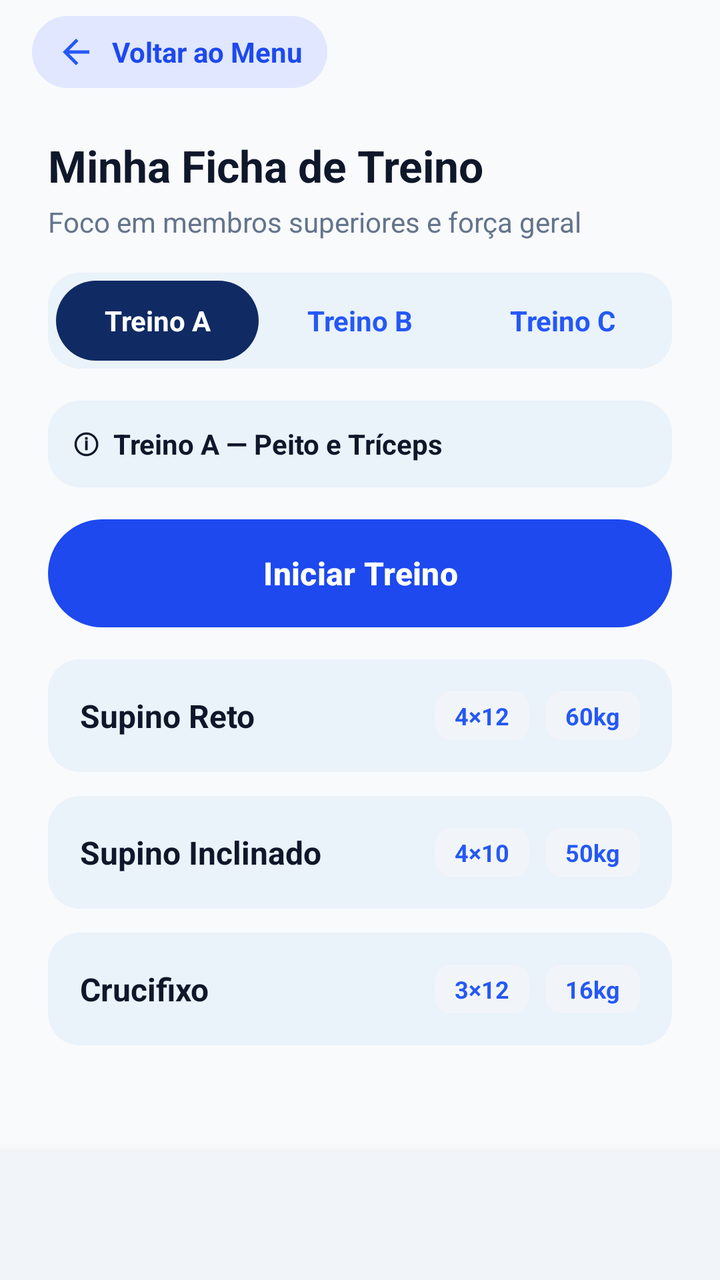
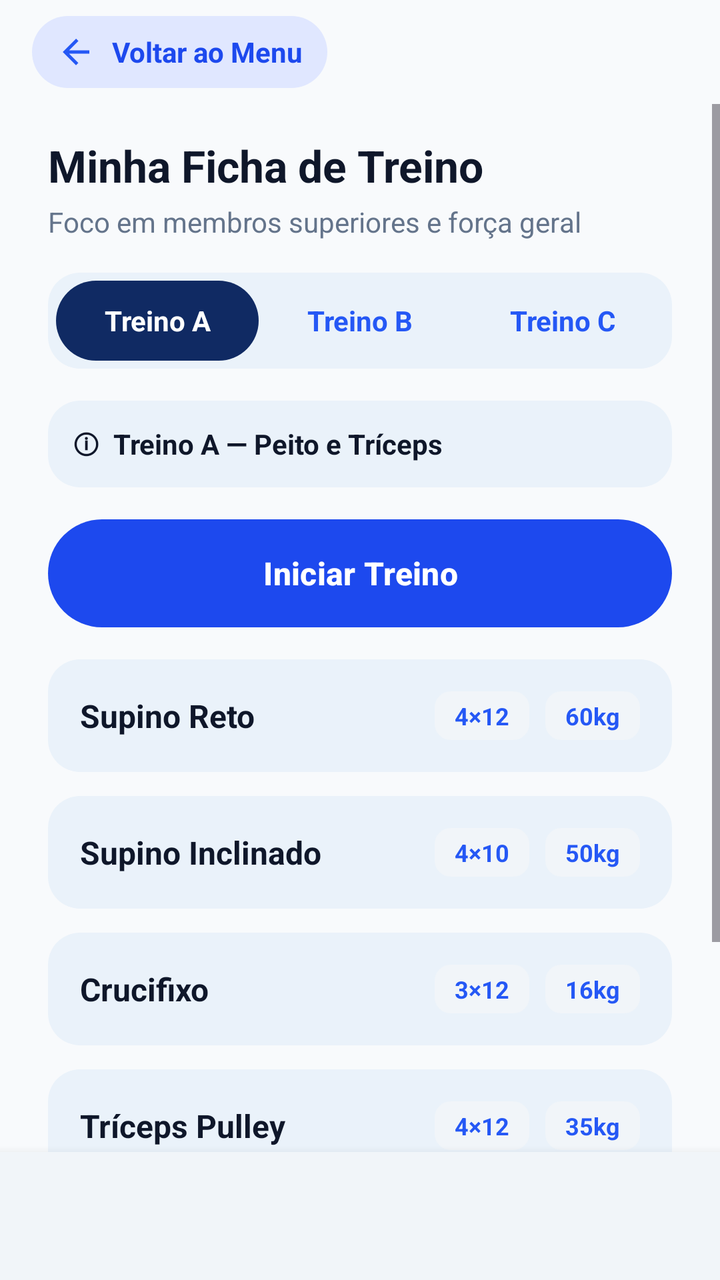

Screens rendered from an Android XML layout before and after an edit, with the pre-edit source and the edit as a unified diff.
<!-- AndroidManifest.xml: application theme Theme.AcademiaUniforTelas1 -->
<!-- res/layout/activity_treino.xml -->
<?xml version="1.0" encoding="utf-8"?>
<LinearLayout xmlns:android="http://schemas.android.com/apk/res/android"
    android:layout_width="match_parent"
    android:layout_height="match_parent"
    android:background="#F8FAFC"
    android:orientation="vertical">
    <include layout="@layout/include_top_bar" />
    <ScrollView android:layout_width="match_parent" android:layout_height="0dp" android:layout_weight="1" android:fillViewport="true">
        <LinearLayout android:layout_width="match_parent" android:layout_height="wrap_content" android:orientation="vertical" android:paddingHorizontal="24dp" android:paddingVertical="16dp">
            <TextView android:layout_width="match_parent" android:layout_height="wrap_content" android:text="Minha Ficha de Treino" android:textColor="#0F172A" android:textSize="22sp" android:textStyle="bold" />
            <TextView android:layout_width="match_parent" android:layout_height="wrap_content" android:layout_marginTop="4dp" android:text="Foco em membros superiores e força geral" android:textColor="#64748B" android:textSize="14sp" />

            <LinearLayout android:layout_width="match_parent" android:layout_height="48dp" android:layout_marginTop="16dp" android:background="@drawable/bg_card_blue" android:gravity="center_vertical" android:orientation="horizontal" android:padding="4dp">
                <TextView android:layout_width="0dp" android:layout_height="match_parent" android:layout_weight="1" android:background="@drawable/bg_pill_blue" android:gravity="center" android:text="Treino A" android:textColor="#FFFFFF" android:textSize="14sp" android:textStyle="bold" />
                <TextView android:layout_width="0dp" android:layout_height="match_parent" android:layout_weight="1" android:gravity="center" android:text="Treino B" android:textColor="#2558F5" android:textSize="14sp" android:textStyle="bold" />
                <TextView android:layout_width="0dp" android:layout_height="match_parent" android:layout_weight="1" android:gravity="center" android:text="Treino C" android:textColor="#2558F5" android:textSize="14sp" android:textStyle="bold" />
            </LinearLayout>

            <LinearLayout android:layout_width="match_parent" android:layout_height="wrap_content" android:layout_marginTop="16dp" android:background="@drawable/bg_card_blue" android:gravity="center_vertical" android:orientation="horizontal" android:padding="12dp">
                <TextView android:layout_width="wrap_content" android:layout_height="wrap_content" android:text="ⓘ  Treino A — Peito e Tríceps" android:textColor="#0F172A" android:textSize="14sp" android:textStyle="bold" />
            </LinearLayout>

            
            <Button
                android:id="@+id/btnIniciarTreino"
                android:layout_width="match_parent"
                android:layout_height="54dp"
                android:layout_marginTop="16dp"
                android:background="@drawable/bg_rounded_button"
                android:text="Iniciar Treino"
                android:textColor="#FFFFFF"
                android:textSize="16sp"
                android:textStyle="bold"
                android:textAllCaps="false" />

            
            <LinearLayout android:layout_width="match_parent" android:layout_height="wrap_content" android:layout_marginTop="16dp" android:background="@drawable/bg_card_blue" android:orientation="horizontal" android:gravity="center_vertical" android:padding="16dp">
                <TextView android:layout_width="0dp" android:layout_height="wrap_content" android:layout_weight="1" android:text="Supino Reto" android:textColor="#0F172A" android:textSize="16sp" android:textStyle="bold" />
                <TextView android:layout_width="wrap_content" android:layout_height="wrap_content" android:background="@drawable/bg_badge" android:paddingHorizontal="10dp" android:paddingVertical="4dp" android:text="4×12" android:textColor="#2558F5" android:textSize="12sp" android:textStyle="bold" />
                <TextView android:layout_width="wrap_content" android:layout_height="wrap_content" android:layout_marginStart="8dp" android:background="@drawable/bg_badge" android:paddingHorizontal="10dp" android:paddingVertical="4dp" android:text="60kg" android:textColor="#2558F5" android:textSize="12sp" android:textStyle="bold" />
            </LinearLayout>
            
            <LinearLayout android:layout_width="match_parent" android:layout_height="wrap_content" android:layout_marginTop="12dp" android:background="@drawable/bg_card_blue" android:orientation="horizontal" android:gravity="center_vertical" android:padding="16dp">
                <TextView android:layout_width="0dp" android:layout_height="wrap_content" android:layout_weight="1" android:text="Supino Inclinado" android:textColor="#0F172A" android:textSize="16sp" android:textStyle="bold" />
                <TextView android:layout_width="wrap_content" android:layout_height="wrap_content" android:background="@drawable/bg_badge" android:paddingHorizontal="10dp" android:paddingVertical="4dp" android:text="4×10" android:textColor="#2558F5" android:textSize="12sp" android:textStyle="bold" />
                <TextView android:layout_width="wrap_content" android:layout_height="wrap_content" android:layout_marginStart="8dp" android:background="@drawable/bg_badge" android:paddingHorizontal="10dp" android:paddingVertical="4dp" android:text="50kg" android:textColor="#2558F5" android:textSize="12sp" android:textStyle="bold" />
            </LinearLayout>
            
            <LinearLayout android:layout_width="match_parent" android:layout_height="wrap_content" android:layout_marginTop="12dp" android:background="@drawable/bg_card_blue" android:orientation="horizontal" android:gravity="center_vertical" android:padding="16dp">
                <TextView android:layout_width="0dp" android:layout_height="wrap_content" android:layout_weight="1" android:text="Crucifixo" android:textColor="#0F172A" android:textSize="16sp" android:textStyle="bold" />
                <TextView android:layout_width="wrap_content" android:layout_height="wrap_content" android:background="@drawable/bg_badge" android:paddingHorizontal="10dp" android:paddingVertical="4dp" android:text="3×12" android:textColor="#2558F5" android:textSize="12sp" android:textStyle="bold" />
                <TextView android:layout_width="wrap_content" android:layout_height="wrap_content" android:layout_marginStart="8dp" android:background="@drawable/bg_badge" android:paddingHorizontal="10dp" android:paddingVertical="4dp" android:text="16kg" android:textColor="#2558F5" android:textSize="12sp" android:textStyle="bold" />
            </LinearLayout>

            <Space android:layout_width="match_parent" android:layout_height="24dp" />
        </LinearLayout>
    </ScrollView>
    <include layout="@layout/include_bottom_nav" />
</LinearLayout>
<!-- res/layout/include_top_bar.xml (included above) -->
<?xml version="1.0" encoding="utf-8"?>
<LinearLayout xmlns:android="http://schemas.android.com/apk/res/android"
    android:layout_width="match_parent"
    android:layout_height="wrap_content"
    android:orientation="horizontal"
    android:paddingHorizontal="16dp"
    android:paddingVertical="8dp">

    <LinearLayout
        android:id="@+id/btnVoltarMenu"
        android:layout_width="wrap_content"
        android:layout_height="wrap_content"
        android:background="@drawable/bg_top_bar_back"
        android:clickable="true"
        android:focusable="true"
        android:gravity="center_vertical"
        android:orientation="horizontal"
        android:paddingHorizontal="12dp"
        android:paddingVertical="8dp">

        <ImageView
            android:layout_width="20dp"
            android:layout_height="20dp"
            android:contentDescription="Voltar ao Menu"
            android:src="@drawable/ic_arrow_back" />

        <TextView
            android:layout_width="wrap_content"
            android:layout_height="wrap_content"
            android:layout_marginStart="8dp"
            android:text="Voltar ao Menu"
            android:textColor="@color/primary_blue"
            android:textSize="14sp"
            android:textStyle="bold" />
    </LinearLayout>

</LinearLayout>
<!-- res/layout/include_bottom_nav.xml (included above) -->
<?xml version="1.0" encoding="utf-8"?>
<LinearLayout xmlns:android="http://schemas.android.com/apk/res/android"
    android:layout_width="match_parent"
    android:layout_height="64dp"
    android:background="#F1F5F9"
    android:elevation="8dp"
    android:gravity="center_vertical"
    android:orientation="horizontal">

    
    <LinearLayout
        android:id="@+id/navHome"
        android:layout_width="0dp"
        android:layout_height="match_parent"
        android:layout_weight="1"
        android:clickable="true"
        android:focusable="true"
        android:gravity="center"
        android:orientation="vertical"/>

    
    <LinearLayout
        android:id="@+id/navTreinos"
        android:layout_width="0dp"
        android:layout_height="match_parent"
        android:layout_weight="1"
        android:clickable="true"
        android:focusable="true"
        android:gravity="center"
        android:orientation="vertical"/>

    
    <LinearLayout
        android:id="@+id/navMapa"
        android:layout_width="0dp"
        android:layout_height="match_parent"
        android:layout_weight="1"
        android:clickable="true"
        android:focusable="true"
        android:gravity="center"
        android:orientation="vertical"/>

    
    <LinearLayout
        android:id="@+id/navPerfil"
        android:layout_width="0dp"
        android:layout_height="match_parent"
        android:layout_weight="1"
        android:clickable="true"
        android:focusable="true"
        android:gravity="center"
        android:orientation="vertical"/>

</LinearLayout>
<!-- resources referenced by this layout -->
<resources>
  <color name="primary_blue">#1D49EE</color>
  <!-- drawable bg_badge (drawable) -->
  <?xml version="1.0" encoding="utf-8"?>
  <shape xmlns:android="http://schemas.android.com/apk/res/android">
      <solid android:color="#F1F5F9" />
      <corners android:radius="8dp" />
  </shape>
  <!-- drawable bg_card_blue (drawable) -->
  <?xml version="1.0" encoding="utf-8"?>
  <shape xmlns:android="http://schemas.android.com/apk/res/android">
      <solid android:color="#EAF2FA" />
      <corners android:radius="16dp" />
  </shape>
  <!-- drawable bg_pill_blue (drawable) -->
  <?xml version="1.0" encoding="utf-8"?>
  <shape xmlns:android="http://schemas.android.com/apk/res/android">
      <solid android:color="#102A63" />
      <corners android:radius="28dp" />
  </shape>
  <!-- drawable bg_rounded_button (drawable) -->
  <?xml version="1.0" encoding="utf-8"?>
  <shape xmlns:android="http://schemas.android.com/apk/res/android">
      <solid android:color="#2558F5" />
      <corners android:radius="28dp" />
  </shape>
  <!-- drawable bg_top_bar_back (drawable) -->
  <?xml version="1.0" encoding="utf-8"?>
  <shape xmlns:android="http://schemas.android.com/apk/res/android">
      <solid android:color="#E0E7FF" />
      <corners android:radius="28dp" />
  </shape>
  <!-- drawable ic_arrow_back (drawable) -->
  <vector xmlns:android="http://schemas.android.com/apk/res/android"
      android:width="24dp"
      android:height="24dp"
      android:viewportWidth="24"
      android:viewportHeight="24">
      <path
          android:fillColor="#2558F5"
          android:pathData="M20,11H7.83l5.59,-5.59L12,4l-8,8l8,8l1.41,-1.41L7.83,13H20v-2z" />
  </vector>
  <style name="Theme.AcademiaUniforTelas1" parent="Base.Theme.AcademiaUniforTelas1" />
  <style name="Base.Theme.AcademiaUniforTelas1" parent="Theme.Material3.DayNight.NoActionBar">
          <item name="colorPrimary">@color/primary_blue</item>
          <item name="colorAccent">@color/primary_blue</item>
          <item name="materialButtonStyle">@style/Widget.Material3.Button</item>
      </style>
</resources>

<!-- the commit's change to res/layout/activity_treino.xml (unified diff, before → after) -->
@@ -1,23 +1,100 @@
 <?xml version="1.0" encoding="utf-8"?>
 <LinearLayout xmlns:android="http://schemas.android.com/apk/res/android"
+    android:id="@+id/main"
     android:layout_width="match_parent"
     android:layout_height="match_parent"
+    android:fitsSystemWindows="true"
     android:background="#F8FAFC"
     android:orientation="vertical">
+
     <include layout="@layout/include_top_bar" />
-    <ScrollView android:layout_width="match_parent" android:layout_height="0dp" android:layout_weight="1" android:fillViewport="true">
-        <LinearLayout android:layout_width="match_parent" android:layout_height="wrap_content" android:orientation="vertical" android:paddingHorizontal="24dp" android:paddingVertical="16dp">
-            <TextView android:layout_width="match_parent" android:layout_height="wrap_content" android:text="Minha Ficha de Treino" android:textColor="#0F172A" android:textSize="22sp" android:textStyle="bold" />
-            <TextView android:layout_width="match_parent" android:layout_height="wrap_content" android:layout_marginTop="4dp" android:text="Foco em membros superiores e força geral" android:textColor="#64748B" android:textSize="14sp" />
-
-            <LinearLayout android:layout_width="match_parent" android:layout_height="48dp" android:layout_marginTop="16dp" android:background="@drawable/bg_card_blue" android:gravity="center_vertical" android:orientation="horizontal" android:padding="4dp">
-                <TextView android:layout_width="0dp" android:layout_height="match_parent" android:layout_weight="1" android:background="@drawable/bg_pill_blue" android:gravity="center" android:text="Treino A" android:textColor="#FFFFFF" android:textSize="14sp" android:textStyle="bold" />
-                <TextView android:layout_width="0dp" android:layout_height="match_parent" android:layout_weight="1" android:gravity="center" android:text="Treino B" android:textColor="#2558F5" android:textSize="14sp" android:textStyle="bold" />
-                <TextView android:layout_width="0dp" android:layout_height="match_parent" android:layout_weight="1" android:gravity="center" android:text="Treino C" android:textColor="#2558F5" android:textSize="14sp" android:textStyle="bold" />
-            </LinearLayout>
-
-            <LinearLayout android:layout_width="match_parent" android:layout_height="wrap_content" android:layout_marginTop="16dp" android:background="@drawable/bg_card_blue" android:gravity="center_vertical" android:orientation="horizontal" android:padding="12dp">
-                <TextView android:layout_width="wrap_content" android:layout_height="wrap_content" android:text="ⓘ  Treino A — Peito e Tríceps" android:textColor="#0F172A" android:textSize="14sp" android:textStyle="bold" />
+
+    <ScrollView
+        android:layout_width="match_parent"
+        android:layout_height="0dp"
+        android:layout_weight="1"
+        android:fillViewport="true">
+
+        <LinearLayout
+            android:layout_width="match_parent"
+            android:layout_height="wrap_content"
+            android:orientation="vertical"
+            android:paddingHorizontal="24dp"
+            android:paddingVertical="16dp">
+
+            <TextView
+                android:layout_width="match_parent"
+                android:layout_height="wrap_content"
+                android:text="Minha Ficha de Treino"
+                android:textColor="#0F172A"
+                android:textSize="22sp"
+                android:textStyle="bold" />
+
+            <TextView
+                android:layout_width="match_parent"
+                android:layout_height="wrap_content"
+                android:layout_marginTop="4dp"
+                android:text="Foco em membros superiores e força geral"
+                android:textColor="#64748B"
+                android:textSize="14sp" />
+
+            <LinearLayout
+                android:layout_width="match_parent"
+                android:layout_height="48dp"
+                android:layout_marginTop="16dp"
+                android:background="@drawable/bg_card_blue"
+                android:gravity="center_vertical"
+                android:orientation="horizontal"
+                android:padding="4dp">
+
+                <TextView
+                    android:layout_width="0dp"
+                    android:layout_height="match_parent"
+                    android:layout_weight="1"
+                    android:background="@drawable/bg_pill_blue"
+                    android:gravity="center"
+                    android:text="Treino A"
+                    android:textColor="#FFFFFF"
+                    android:textSize="14sp"
+                    android:textStyle="bold" />
+
+                <TextView
+                    android:layout_width="0dp"
+                    android:layout_height="match_parent"
+                    android:layout_weight="1"
+                    android:gravity="center"
+                    android:text="Treino B"
+                    android:textColor="#2558F5"
+                    android:textSize="14sp"
+                    android:textStyle="bold" />
+
+                <TextView
+                    android:layout_width="0dp"
+                    android:layout_height="match_parent"
+                    android:layout_weight="1"
+                    android:gravity="center"
+                    android:text="Treino C"
+                    android:textColor="#2558F5"
+                    android:textSize="14sp"
+                    android:textStyle="bold" />
+            </LinearLayout>
+
+            <LinearLayout
+                android:layout_width="match_parent"
+                android:layout_height="wrap_content"
+                android:layout_marginTop="16dp"
+                android:background="@drawable/bg_card_blue"
+                android:gravity="center_vertical"
+                android:orientation="horizontal"
+                android:padding="12dp">
+
+                <TextView
+                    android:layout_width="wrap_content"
+                    android:layout_height="wrap_content"
+                    android:text="ⓘ  Treino A — Peito e Tríceps"
+                    android:textColor="#0F172A"
+                    android:textSize="14sp"
+                    android:textStyle="bold" />
             </LinearLayout>
 
             
@@ -28,33 +105,232 @@
                 android:layout_marginTop="16dp"
                 android:background="@drawable/bg_rounded_button"
                 android:text="Iniciar Treino"
+                android:textAllCaps="false"
                 android:textColor="#FFFFFF"
                 android:textSize="16sp"
-                android:textStyle="bold"
-                android:textAllCaps="false" />
-
-            
-            <LinearLayout android:layout_width="match_parent" android:layout_height="wrap_content" android:layout_marginTop="16dp" android:background="@drawable/bg_card_blue" android:orientation="horizontal" android:gravity="center_vertical" android:padding="16dp">
-                <TextView android:layout_width="0dp" android:layout_height="wrap_content" android:layout_weight="1" android:text="Supino Reto" android:textColor="#0F172A" android:textSize="16sp" android:textStyle="bold" />
-                <TextView android:layout_width="wrap_content" android:layout_height="wrap_content" android:background="@drawable/bg_badge" android:paddingHorizontal="10dp" android:paddingVertical="4dp" android:text="4×12" android:textColor="#2558F5" android:textSize="12sp" android:textStyle="bold" />
-                <TextView android:layout_width="wrap_content" android:layout_height="wrap_content" android:layout_marginStart="8dp" android:background="@drawable/bg_badge" android:paddingHorizontal="10dp" android:paddingVertical="4dp" android:text="60kg" android:textColor="#2558F5" android:textSize="12sp" android:textStyle="bold" />
-            </LinearLayout>
-            
-            <LinearLayout android:layout_width="match_parent" android:layout_height="wrap_content" android:layout_marginTop="12dp" android:background="@drawable/bg_card_blue" android:orientation="horizontal" android:gravity="center_vertical" android:padding="16dp">
-                <TextView android:layout_width="0dp" android:layout_height="wrap_content" android:layout_weight="1" android:text="Supino Inclinado" android:textColor="#0F172A" android:textSize="16sp" android:textStyle="bold" />
-                <TextView android:layout_width="wrap_content" android:layout_height="wrap_content" android:background="@drawable/bg_badge" android:paddingHorizontal="10dp" android:paddingVertical="4dp" android:text="4×10" android:textColor="#2558F5" android:textSize="12sp" android:textStyle="bold" />
-                <TextView android:layout_width="wrap_content" android:layout_height="wrap_content" android:layout_marginStart="8dp" android:background="@drawable/bg_badge" android:paddingHorizontal="10dp" android:paddingVertical="4dp" android:text="50kg" android:textColor="#2558F5" android:textSize="12sp" android:textStyle="bold" />
-            </LinearLayout>
-            
-            <LinearLayout android:layout_width="match_parent" android:layout_height="wrap_content" android:layout_marginTop="12dp" android:background="@drawable/bg_card_blue" android:orientation="horizontal" android:gravity="center_vertical" android:padding="16dp">
-                <TextView android:layout_width="0dp" android:layout_height="wrap_content" android:layout_weight="1" android:text="Crucifixo" android:textColor="#0F172A" android:textSize="16sp" android:textStyle="bold" />
-                <TextView android:layout_width="wrap_content" android:layout_height="wrap_content" android:background="@drawable/bg_badge" android:paddingHorizontal="10dp" android:paddingVertical="4dp" android:text="3×12" android:textColor="#2558F5" android:textSize="12sp" android:textStyle="bold" />
-                <TextView android:layout_width="wrap_content" android:layout_height="wrap_content" android:layout_marginStart="8dp" android:background="@drawable/bg_badge" android:paddingHorizontal="10dp" android:paddingVertical="4dp" android:text="16kg" android:textColor="#2558F5" android:textSize="12sp" android:textStyle="bold" />
-            </LinearLayout>
-
-            <Space android:layout_width="match_parent" android:layout_height="24dp" />
+                android:textStyle="bold" />
+
+            
+            <LinearLayout
+                android:layout_width="match_parent"
+                android:layout_height="wrap_content"
+                android:layout_marginTop="16dp"
+                android:background="@drawable/bg_card_blue"
+                android:gravity="center_vertical"
+                android:orientation="horizontal"
+                android:padding="16dp">
+
+                <TextView
+                    android:layout_width="0dp"
+                    android:layout_height="wrap_content"
+                    android:layout_weight="1"
+                    android:text="Supino Reto"
+                    android:textColor="#0F172A"
+                    android:textSize="16sp"
+                    android:textStyle="bold" />
+
+                <TextView
+                    android:layout_width="wrap_content"
+                    android:layout_height="wrap_content"
+                    android:background="@drawable/bg_badge"
+                    android:paddingHorizontal="10dp"
+                    android:paddingVertical="4dp"
+                    android:text="4×12"
+                    android:textColor="#2558F5"
+                    android:textSize="12sp"
+                    android:textStyle="bold" />
+
+                <TextView
+                    android:layout_width="wrap_content"
+                    android:layout_height="wrap_content"
+                    android:layout_marginStart="8dp"
+                    android:background="@drawable/bg_badge"
+                    android:paddingHorizontal="10dp"
+                    android:paddingVertical="4dp"
+                    android:text="60kg"
+                    android:textColor="#2558F5"
+                    android:textSize="12sp"
+                    android:textStyle="bold" />
+            </LinearLayout>
+
+            
+            <LinearLayout
+                android:layout_width="match_parent"
+                android:layout_height="wrap_content"
+                android:layout_marginTop="12dp"
+                android:background="@drawable/bg_card_blue"
+                android:gravity="center_vertical"
+                android:orientation="horizontal"
+                android:padding="16dp">
+
+                <TextView
+                    android:layout_width="0dp"
+                    android:layout_height="wrap_content"
+                    android:layout_weight="1"
+                    android:text="Supino Inclinado"
+                    android:textColor="#0F172A"
+                    android:textSize="16sp"
+                    android:textStyle="bold" />
+
+                <TextView
+                    android:layout_width="wrap_content"
+                    android:layout_height="wrap_content"
+                    android:background="@drawable/bg_badge"
+                    android:paddingHorizontal="10dp"
+                    android:paddingVertical="4dp"
+                    android:text="4×10"
+                    android:textColor="#2558F5"
+                    android:textSize="12sp"
+                    android:textStyle="bold" />
+
+                <TextView
+                    android:layout_width="wrap_content"
+                    android:layout_height="wrap_content"
+                    android:layout_marginStart="8dp"
+                    android:background="@drawable/bg_badge"
+                    android:paddingHorizontal="10dp"
+                    android:paddingVertical="4dp"
+                    android:text="50kg"
+                    android:textColor="#2558F5"
+                    android:textSize="12sp"
+                    android:textStyle="bold" />
+            </LinearLayout>
+
+            
+            <LinearLayout
+                android:layout_width="match_parent"
+                android:layout_height="wrap_content"
+                android:layout_marginTop="12dp"
+                android:background="@drawable/bg_card_blue"
+                android:gravity="center_vertical"
+                android:orientation="horizontal"
+                android:padding="16dp">
+
+                <TextView
+                    android:layout_width="0dp"
+                    android:layout_height="wrap_content"
+                    android:layout_weight="1"
+                    android:text="Crucifixo"
+                    android:textColor="#0F172A"
+                    android:textSize="16sp"
+                    android:textStyle="bold" />
+
+                <TextView
+                    android:layout_width="wrap_content"
+                    android:layout_height="wrap_content"
+                    android:background="@drawable/bg_badge"
+                    android:paddingHorizontal="10dp"
+                    android:paddingVertical="4dp"
+                    android:text="3×12"
+                    android:textColor="#2558F5"
+                    android:textSize="12sp"
+                    android:textStyle="bold" />
+
+                <TextView
+                    android:layout_width="wrap_content"
+                    android:layout_height="wrap_content"
+                    android:layout_marginStart="8dp"
+                    android:background="@drawable/bg_badge"
+                    android:paddingHorizontal="10dp"
+                    android:paddingVertical="4dp"
+                    android:text="16kg"
+                    android:textColor="#2558F5"
+                    android:textSize="12sp"
+                    android:textStyle="bold" />
+            </LinearLayout>
+
+            
+            <LinearLayout
+                android:layout_width="match_parent"
+                android:layout_height="wrap_content"
+                android:layout_marginTop="12dp"
+                android:background="@drawable/bg_card_blue"
+                android:gravity="center_vertical"
+                android:orientation="horizontal"
+                android:padding="16dp">
+
+                <TextView
+                    android:layout_width="0dp"
+                    android:layout_height="wrap_content"
+                    android:layout_weight="1"
+                    android:text="Tríceps Pulley"
+                    android:textColor="#0F172A"
+                    android:textSize="16sp"
+                    android:textStyle="bold" />
+
+                <TextView
+                    android:layout_width="wrap_content"
+                    android:layout_height="wrap_content"
+                    android:background="@drawable/bg_badge"
+                    android:paddingHorizontal="10dp"
+                    android:paddingVertical="4dp"
+                    android:text="4×12"
+                    android:textColor="#2558F5"
+                    android:textSize="12sp"
+                    android:textStyle="bold" />
+
+                <TextView
+                    android:layout_width="wrap_content"
+                    android:layout_height="wrap_content"
+                    android:layout_marginStart="8dp"
+                    android:background="@drawable/bg_badge"
+                    android:paddingHorizontal="10dp"
+                    android:paddingVertical="4dp"
+                    android:text="35kg"
+                    android:textColor="#2558F5"
+                    android:textSize="12sp"
+                    android:textStyle="bold" />
+            </LinearLayout>
+
+            
+            <LinearLayout
+                android:layout_width="match_parent"
+                android:layout_height="wrap_content"
+                android:layout_marginTop="12dp"
+                android:background="@drawable/bg_card_blue"
+                android:gravity="center_vertical"
+                android:orientation="horizontal"
+                android:padding="16dp">
+
+                <TextView
+                    android:layout_width="0dp"
+                    android:layout_height="wrap_content"
+                    android:layout_weight="1"
+                    android:text="Tríceps Francês"
+                    android:textColor="#0F172A"
+                    android:textSize="16sp"
+                    android:textStyle="bold" />
+
+                <TextView
+                    android:layout_width="wrap_content"
+                    android:layout_height="wrap_content"
+                    android:background="@drawable/bg_badge"
+                    android:paddingHorizontal="10dp"
+                    android:paddingVertical="4dp"
+                    android:text="3×12"
+                    android:textColor="#2558F5"
+                    android:textSize="12sp"
+                    android:textStyle="bold" />
+
+                <TextView
+                    android:layout_width="wrap_content"
+                    android:layout_height="wrap_content"
+                    android:layout_marginStart="8dp"
+                    android:background="@drawable/bg_badge"
+                    android:paddingHorizontal="10dp"
+                    android:paddingVertical="4dp"
+                    android:text="14kg"
+                    android:textColor="#2558F5"
+                    android:textSize="12sp"
+                    android:textStyle="bold" />
+            </LinearLayout>
+
+            <Space
+                android:layout_width="match_parent"
+                android:layout_height="32dp" />
         </LinearLayout>
     </ScrollView>
+
     <include layout="@layout/include_bottom_nav" />
 </LinearLayout>
 <!-- res/layout/include_top_bar.xml (included above) -->
